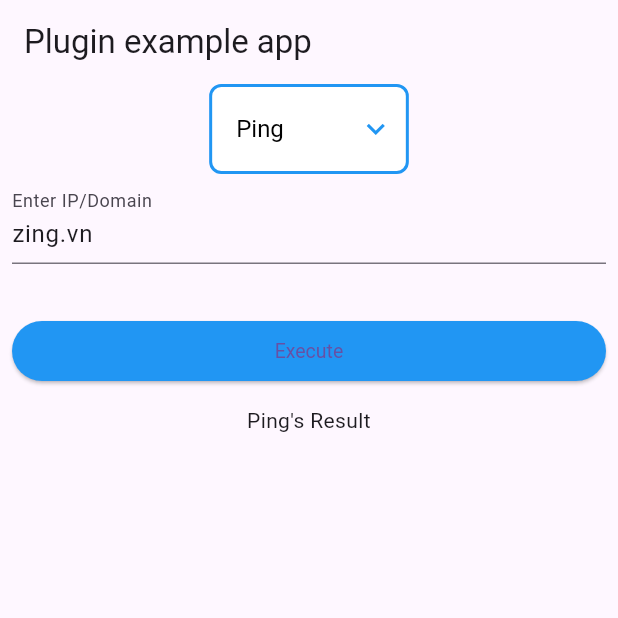
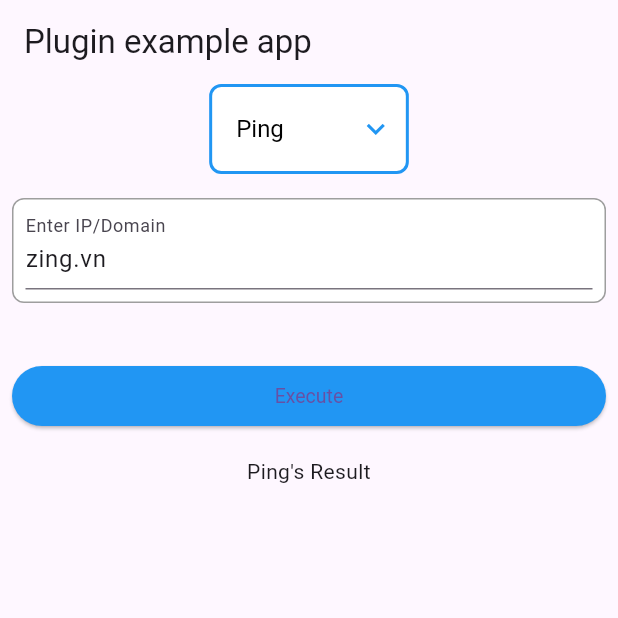
Before and after one commit to nghxxbxnhmx/ptnet_flutter_testapp, a Flutter app: the screen it shows after launch, after a tap on "Execute", on a phone screen of 412 x 824 dp, the top half of it. Run offline on Flutter 3.47's test engine with Material 3 defaults, Android fonts, the phone set to English and light mode, and no system bars; missing offline and left inert: ptnet_plugin.

Commit message:
AndroidManifest.xml - enableOnBackInvokedCallback="true" (UI help) dart - UI + portScan methodUsing

```diff
--- a/lib/main.dart
+++ b/lib/main.dart
@@ -4,6 +4,7 @@ import 'package:ptnet_plugin/data.dart';
 import 'dart:async';
 
 import 'package:ptnet_plugin/ptnet_plugin.dart';
+
 void main() {
   runApp(const MyApp());
 }
@@ -20,32 +21,23 @@ class _MyAppState extends State<MyApp> {
   final _ptnetPlugin = PtnetPlugin();
 
   // Controller - UI
-  final inputTTL = TextEditingController();
   final inputServer = TextEditingController();
   final inputAddress = TextEditingController();
-  final inputPortEnd = TextEditingController();
-  final inputPortStart = TextEditingController();
-  var enableTTL = false;
   var visibleTTL = false;
-  var enableServer = false;
   var visibleServer = false;
-  var enablePort = false;
   var visiblePort = false;
   var visibleProgress = false;
-  var executeEnable = true;
-  var editEnable = true;
+  var executeEnable = false;
+  var editEnable = false;
+  var timeLabel = false;
 
   // Unchanged Values
   final int _initTTL = -1;
   final _initAddress = 'zing.vn';
-  final int _startPort = 1;
+
   final String _dnsServer = "8.8.8.8";
 
   // Changed Values
-  int _currentPort = 1;
-  int _endPort = 1023;
-
-  // DropdownList
   String actionValue = 'Ping';
   var actionValues = [
     'Ping',
@@ -54,6 +46,15 @@ class _MyAppState extends State<MyApp> {
     'PortScan',
     'TraceRoute'
   ];
+  final ValueNotifier<int?> selectedTTL = ValueNotifier<int?>(null);
+  final ValueNotifier<int?> selectedPortType = ValueNotifier<int?>(null);
+
+  @override
+  void dispose() {
+    selectedTTL.dispose(); // Don't forget to dispose of the ValueNotifier
+    selectedPortType.dispose();
+    super.dispose();
+  }
 
   @override
   void initState() {
@@ -65,47 +66,28 @@ class _MyAppState extends State<MyApp> {
     inputAddress.text = _initAddress;
     _result = "";
     executeEnable = true;
+    selectedTTL.value = 1;
+    selectedPortType.value = 0;
     setState(() {
+      visibleTTL = false;
+      visiblePort = false;
+      visibleServer = false;
+      visibleProgress = false;
       switch (actionValue) {
-        case "TraceRoute":
-          enableTTL = true;
-          visibleTTL = true;
-          enableServer = false;
-          visibleServer = false;
-          enablePort = false;
-          visiblePort = false;
-          visibleProgress = false;
-          inputTTL.text = "$_initTTL";
-          break;
         case "DnsLookup":
-          enableTTL = false;
-          visibleTTL = false;
-          enableServer = true;
           visibleServer = true;
-          enablePort = false;
-          visiblePort = false;
-          visibleProgress = false;
-          inputServer.text = "$_dnsServer";
           break;
         case "PortScan":
-          enableTTL = false;
-          visibleTTL = false;
-          enableServer = false;
-          visibleServer = false;
-          enablePort = true;
+          visibleTTL = true;
           visiblePort = true;
-          visibleProgress = false;
-          inputPortStart.text = "$_startPort";
-          inputPortEnd.text = "$_endPort";
+          timeLabel = false;
+          break;
+        case "TraceRoute":
+          visibleTTL = true;
+          timeLabel = true;
           break;
         default:
-          enableTTL = false;
-          visibleTTL = false;
-          enableServer = false;
-          visibleServer = false;
-          enablePort = false;
-          visiblePort = false;
-          visibleProgress = false;
+          break;
       }
     });
   }
@@ -145,19 +127,19 @@ class _MyAppState extends State<MyApp> {
   }
 
   Future<void> pageLoadState() async {
-    // Start process  -------------------------------------------
-    setState(() {
-      _result = "";
-      executeEnable = false;
-      editEnable = false;
-    });
-
     String address =
         (inputAddress.text.isNotEmpty) ? inputAddress.text : _initAddress;
     PageLoadDTO pageLoadResult = PageLoadDTO(address: "", time: -1.0);
 
-    int time = 2;
+    int time = 10;
     String error = "";
+    // Start process  -------------------------------------------
+    setState(() {
+      _result = "";
+      editEnable = false;
+      executeEnable = false;
+      inputAddress.text = address;
+    });
     // Execute
     while (time > 0) {
       if (executeEnable) {
@@ -167,7 +149,7 @@ class _MyAppState extends State<MyApp> {
           pageLoadResult = await _ptnetPlugin.getPageLoadResult(address) ??
               PageLoadDTO(address: "", time: -1.0);
         } on Exception catch (e) {
-          error = e.toString();
+          error = "Fail to get page load result";
         }
 
         setState(() {
@@ -185,6 +167,124 @@ class _MyAppState extends State<MyApp> {
     });
   }
 
+  Future<void> dnsLookupState() async {
+    List<AnswerDTO> dnsLookupResult = [];
+    String address =
+        (inputAddress.text.isNotEmpty) ? inputAddress.text : _initAddress;
+    String server =
+        (inputServer.text.isNotEmpty) ? inputServer.text : _initAddress;
+    String error = "";
+    // Start process  -------------------------------------------
+    setState(() {
+      _result = "";
+      executeEnable = false;
+      inputAddress.text = address;
+      inputServer.text = server;
+    });
+    // Execute
+    try {
+      dnsLookupResult =
+          await _ptnetPlugin.getDnsLookupResult(address, server) ?? [];
+    } on Exception {
+      error = "Fail to get page load result";
+    }
+
+    if (!mounted) return;
+    // End process   -------------------------------------------
+    setState(() {
+      for (var element in dnsLookupResult) {
+        _result += "$element\n";
+      }
+      executeEnable = true;
+    });
+  }
+
+  int _currentPort = 0;
+  int _endPort = 0;
+  int _rootPort = 0;
+
+  void selectedPortRange() {
+    int portType = int.tryParse(selectedPortType.value.toString()) ?? 1;
+    switch (portType) {
+      case 0:
+        _currentPort = 1;
+        _endPort = 1023;
+        break;
+      case 1:
+        _currentPort = 1024;
+        _endPort = 49151;
+        break;
+      case 2:
+        _currentPort = 49152;
+        _endPort = 65565;
+        break;
+      default:
+        _currentPort = 1;
+        _endPort = 65565;
+        break;
+    }
+    _rootPort = _currentPort;
+  }
+
+  Future<void> portScanState() async {
+    String address =
+        (inputAddress.text.isNotEmpty) ? inputAddress.text : _initAddress;
+    int timeout = int.tryParse(selectedTTL.value.toString()) ?? 1;
+    selectedPortRange();
+
+    String error = "";
+    // Start process  -------------------------------------------
+    setState(() {
+      _result = "";
+      executeEnable = false;
+      visibleProgress = true;
+      inputAddress.text = address;
+    });
+    // Execute
+    for (var port = _rootPort; port <= _endPort; port++) {
+      if (!executeEnable) {
+        try {
+          PortDTO portDTO =
+              await _ptnetPlugin.getPortScanResult(address, port, timeout) ??
+                  PortDTO(address: "", port: -1, open: false);
+          setState(() {
+            if (portDTO.port != -1 && portDTO.open) {
+              _result += "$portDTO\n";
+            }
+            _currentPort = port;
+          });
+        } on Exception {
+          error = "Fail to get port scan result";
+        }
+      }
+    }
+
+    // End process   -------------------------------------------
+    if (!mounted) return;
+    setState(() {
+      executeEnable = true;
+      if (_currentPort == _endPort) {
+        visibleProgress = false;
+      }
+    });
+  }
+
+  Future<void> traceRouteState() async {
+    // Start process  -------------------------------------------
+    setState(() {
+      _result = "";
+      executeEnable = false;
+    });
+    // Execute
+
+    // End process   -------------------------------------------
+    if (!mounted) return;
+    setState(() {
+      _result = "Traceroute Result nek";
+      executeEnable = true;
+    });
+  }
+
   void callState(String act) {
     switch (act) {
       case "Ping":
@@ -194,13 +294,12 @@ class _MyAppState extends State<MyApp> {
         pageLoadState();
         break;
       case "DnsLookup":
-        // dnsLookupState();
+        dnsLookupState();
+      case "TraceRoute":
+        traceRouteState();
         break;
       case "PortScan":
-        // portScanState();
-        break;
-      case "TraceRoute":
-        // traceRouteState();
+        portScanState();
         break;
       default:
         break;
@@ -234,37 +333,37 @@ class _MyAppState extends State<MyApp> {
           child: Column(
             children: [
               CustomDropdownButton(
-                executeEnable: executeEnable,
+                enabled: executeEnable,
                 actionValue: actionValue,
                 actionValues: actionValues,
                 onChanged: onChanged,
               ),
-              IpForm(controller: inputAddress),
-              TTLForm(
-                  visible: visibleTTL,
-                  enabled: enableTTL,
-                  controller: inputTTL),
+              IpForm(controller: inputAddress, enabled: executeEnable),
               DNSServerForm(
                   visible: visibleServer,
-                  enabled: enableServer,
+                  enabled: executeEnable,
                   inputServer: inputServer),
               PortRangeForm(
                   visible: visiblePort,
-                  enabled: enablePort,
-                  editEnable: editEnable,
-                  inputPortStart: inputPortStart,
-                  inputPortEnd: inputPortEnd),
+                  enabled: executeEnable,
+                  selectedPortType: selectedPortType),
+              TTLForm(
+                visible: visibleTTL,
+                enabled: executeEnable,
+                label: timeLabel,
+                selectedValue: selectedTTL,
+              ),
               const SizedBox(height: 30),
               ExecuteButton(
-                  executeEnable: executeEnable,
+                  enabled: executeEnable,
                   actionValue: actionValue,
                   onPressed: callState,
                   stopPressed: stopExecute),
               const SizedBox(height: 12),
               CustomResultWidget(
                 visibleProgress: visibleProgress,
-                currentPort: _currentPort,
-                endPort: _endPort,
+                currentPort: _currentPort - _rootPort + 1,
+                endPort: _endPort - _rootPort + 1,
                 actionValue: actionValue,
                 result: _result,
               ),
--- a/lib/widget.dart
+++ b/lib/widget.dart
@@ -2,30 +2,30 @@ import 'package:flutter/material.dart';
 import 'package:flutter/services.dart';
 
 class CustomDropdownButton extends StatelessWidget {
-  final bool executeEnable;
+  final bool enabled;
   final String actionValue;
   final List<String> actionValues;
   final void Function(String?) onChanged;
 
   const CustomDropdownButton({
-    Key? key,
-    required this.executeEnable,
+    super.key,
+    required this.enabled,
     required this.actionValue,
     required this.actionValues,
     required this.onChanged,
-  }) : super(key: key);
+  });
 
   @override
   Widget build(BuildContext context) {
     return Builder(builder: (BuildContext context) {
       return IgnorePointer(
-        ignoring: !executeEnable,
+        ignoring: !enabled,
         child: Container(
           decoration: BoxDecoration(
-            color: executeEnable ? Colors.white : Colors.grey[200],
+            color: enabled ? Colors.white : Colors.grey[200],
             borderRadius: BorderRadius.circular(8.0),
             border: Border.all(
-              color: executeEnable ? Colors.blue : Colors.grey[400]!,
+              color: enabled ? Colors.blue : Colors.grey[400]!,
               width: 2.0,
             ),
           ),
@@ -34,21 +34,21 @@ class CustomDropdownButton extends StatelessWidget {
             padding: const EdgeInsets.only(
                 left: 16.0, top: 4.0, bottom: 4.0, right: 8.0),
             icon: Icon(Icons.keyboard_arrow_down,
-                color: executeEnable ? Colors.blue : Colors.grey[400]),
+                color: enabled ? Colors.blue : Colors.grey[400]),
             items: actionValues.map((String items) {
               return DropdownMenuItem<String>(
                 value: items,
                 child: Text(
                   items,
                   style: TextStyle(
-                    color: executeEnable ? Colors.black : Colors.grey[600],
+                    color: enabled ? Colors.black : Colors.grey[600],
                   ),
                 ),
               );
             }).toList(),
             onChanged: onChanged,
             style: TextStyle(
-              color: executeEnable ? Colors.black : Colors.grey[600],
+              color: enabled ? Colors.black : Colors.grey[600],
               fontSize: 16.0,
             ),
             underline: Container(),
@@ -60,23 +60,35 @@ class CustomDropdownButton extends StatelessWidget {
 }
 
 class IpForm extends StatelessWidget {
+  final bool enabled;
   final TextEditingController controller;
 
-  const IpForm({
-    Key? key,
-    required this.controller,
-  }) : super(key: key);
+  const IpForm({super.key, required this.controller, required this.enabled});
 
   @override
   Widget build(BuildContext context) {
-    return Padding(
-      padding: const EdgeInsets.symmetric(horizontal: 8, vertical: 4),
+    return IgnorePointer(
+      ignoring: !enabled,
+      child: Container(
+        margin: const EdgeInsets.only(top: 16, bottom: 8, left: 8, right: 8),
+        decoration: BoxDecoration(
+          color: enabled ? Colors.white : Colors.grey[200],
+          borderRadius: BorderRadius.circular(8.0),
+          border: Border.all(
+            color: enabled ? Colors.grey : Colors.grey[400]!,
+            width: 1.0,
+          ),
+        ),
+        child: Padding(
+          padding: const EdgeInsets.only(left: 8, right: 8, top: 4, bottom: 8),
           child: TextFormField(
             decoration: const InputDecoration(
               border: UnderlineInputBorder(),
               labelText: 'Enter IP/Domain',
             ),
             controller: controller,
+          ),
+        ),
       ),
     );
   }
@@ -85,116 +97,127 @@ class IpForm extends StatelessWidget {
 class TTLForm extends StatelessWidget {
   final bool visible;
   final bool enabled;
-  final TextEditingController controller;
+  final bool label;
+  final ValueNotifier<int?> selectedValue;
 
   const TTLForm({
-    Key? key,
+    super.key, // Adding Key? key parameter
     required this.visible,
     required this.enabled,
-    required this.controller,
-  }) : super(key: key);
+    required this.label,
+    required this.selectedValue,
+  }); // Passing key to super constructor
 
   @override
   Widget build(BuildContext context) {
-    return Visibility(
+    // Generating a list of dropdown menu items from 0 to 100
+    final List<DropdownMenuItem<int>> dropdownItems = List.generate(
+      500,
+      (int index) => DropdownMenuItem<int>(
+        value: index + 1,
+        child: Text('${index + 1}'),
+      ),
+    );
+
+    return Builder(builder: (BuildContext context) {
+      return IgnorePointer(
+        ignoring: !enabled,
+        child: Visibility(
           visible: visible,
+          child: Container(
+            margin: const EdgeInsets.symmetric(horizontal: 8, vertical: 2),
+            decoration: BoxDecoration(
+              color: enabled ? Colors.white : Colors.grey[200],
+              borderRadius: BorderRadius.circular(8.0),
+              border: Border.all(
+                color: enabled ? Colors.grey : Colors.grey[400]!,
+                width: 1.0,
+              ),
+            ),
             child: Padding(
-        padding: const EdgeInsets.symmetric(horizontal: 8, vertical: 0),
-        child: TextFormField(
-          decoration: const InputDecoration(
-            border: UnderlineInputBorder(),
-            labelText: 'Time-to-live (ttl)',
+              padding: const EdgeInsets.symmetric(horizontal: 8, vertical: 4),
+              child: DropdownButtonFormField<int>(
+                decoration: InputDecoration(
+                  // Removed 'const' from InputDecoration
+                  border: InputBorder.none,
+                  labelText: label ? "Time-to-live" : "Timeout",
                 ),
-          keyboardType: TextInputType.number,
-          inputFormatters: <TextInputFormatter>[
-            FilteringTextInputFormatter.digitsOnly
-          ],
-          enabled: enabled,
-          controller: controller,
+                value: selectedValue.value,
+                items: dropdownItems,
+                onChanged: enabled
+                    ? (int? newValue) {
+                        selectedValue.value = newValue;
+                      }
+                    : null,
+              ),
+            ),
           ),
         ),
       );
+    });
   }
 }
 
 class PortRangeForm extends StatelessWidget {
   final bool visible;
   final bool enabled;
-  final bool editEnable;
-  final TextEditingController inputPortStart;
-  final TextEditingController inputPortEnd;
+  final ValueNotifier<int?> selectedPortType;
 
   const PortRangeForm({
-    Key? key,
+    super.key,
     required this.visible,
     required this.enabled,
-    required this.editEnable,
-    required this.inputPortStart,
-    required this.inputPortEnd,
-  }) : super(key: key);
+    required this.selectedPortType,
+  });
 
   @override
   Widget build(BuildContext context) {
-    return Visibility(
+    final List<String> portRangeOptionsDisplay = [
+      'Well-Known Port: 0 - 1023',
+      'Registered Port: 1024 - 49151',
+      'Dynamic Port: 49152 - 65565',
+    ];
+
+    final List<int> portRangeOptions = [
+      0,
+      1,
+      2
+    ]; // Corresponding integer values
+
+    return IgnorePointer(
+      ignoring: !enabled,
+      child: Visibility(
         visible: visible,
-      child: Padding(
-        padding: const EdgeInsets.symmetric(horizontal: 8, vertical: 0),
-        child: IgnorePointer(
-          ignoring: !editEnable,
-          child: Row(
-            children: [
-              Expanded(
         child: Container(
-                  padding: const EdgeInsets.symmetric(horizontal: 8.0),
+          margin: const EdgeInsets.symmetric(horizontal: 8, vertical: 2),
           decoration: BoxDecoration(
-                    color: editEnable ? Colors.white : Colors.grey[200],
+            color: enabled ? Colors.white : Colors.grey[200],
+            borderRadius: BorderRadius.circular(8.0),
             border: Border.all(
-                      color: Colors.grey[400]!,
+              color: enabled ? Colors.grey : Colors.grey[400]!,
               width: 1.0,
             ),
-                    borderRadius: BorderRadius.circular(4.0),
           ),
-                  child: TextFormField(
+          child: Padding(
+            padding: const EdgeInsets.symmetric(horizontal: 8, vertical: 4),
+            child: DropdownButtonFormField<int>(
               decoration: const InputDecoration(
                 border: InputBorder.none,
-                      labelText: 'Start',
+                labelText: 'Port Range',
               ),
-                    keyboardType: TextInputType.number,
-                    inputFormatters: <TextInputFormatter>[
-                      FilteringTextInputFormatter.digitsOnly
-                    ],
-                    enabled: enabled,
-                    controller: inputPortStart,
+              value: selectedPortType.value,
+              items: portRangeOptions.map((int value) {
+                return DropdownMenuItem<int>(
+                  value: value,
+                  child: Text(portRangeOptionsDisplay[value]),
+                );
+              }).toList(),
+              onChanged: enabled
+                  ? (int? newValue) {
+                      selectedPortType.value = newValue;
+                    }
+                  : null,
             ),
-                ),
-              ),
-              const SizedBox(width: 8.0),
-              Expanded(
-                child: Container(
-                  padding: const EdgeInsets.symmetric(horizontal: 8.0),
-                  decoration: BoxDecoration(
-                    color: editEnable ? Colors.white : Colors.grey[200],
-                    border: Border.all(
-                      color: Colors.grey[400]!,
-                      width: 1.0,
-                    ),
-                    borderRadius: BorderRadius.circular(4.0),
-                  ),
-                  child: TextFormField(
-                    decoration: const InputDecoration(
-                      border: InputBorder.none,
-                      labelText: 'End',
-                    ),
-                    keyboardType: TextInputType.number,
-                    inputFormatters: <TextInputFormatter>[
-                      FilteringTextInputFormatter.digitsOnly
-                    ],
-                    enabled: enabled,
-                    controller: inputPortEnd,
-                  ),
-                ),
-              ),
-            ],
           ),
         ),
       ),
@@ -208,11 +231,11 @@ class DNSServerForm extends StatelessWidget {
   final TextEditingController inputServer;
 
   const DNSServerForm({
-    Key? key,
+    super.key,
     required this.visible,
     required this.enabled,
     required this.inputServer,
-  }) : super(key: key);
+  });
 
   @override
   Widget build(BuildContext context) {
@@ -234,18 +257,18 @@ class DNSServerForm extends StatelessWidget {
 }
 
 class ExecuteButton extends StatelessWidget {
-  final bool executeEnable;
+  final bool enabled;
   final String actionValue;
   final void Function(String) onPressed;
   final void Function(String?) stopPressed;
 
   const ExecuteButton({
-    Key? key,
-    required this.executeEnable,
+    super.key,
+    required this.enabled,
     required this.actionValue,
     required this.onPressed,
     required this.stopPressed,
-  }) : super(key: key);
+  });
 
   @override
   Widget build(BuildContext context) {
@@ -254,26 +277,24 @@ class ExecuteButton extends StatelessWidget {
           padding: const EdgeInsets.symmetric(horizontal: 8, vertical: 0),
           child: Row(children: [
             Visibility(
-              visible: executeEnable,
+              visible: enabled,
               child: Expanded(
                 child: ElevatedButton(
                   style: ElevatedButton.styleFrom(
-                    backgroundColor:
-                        executeEnable ? Colors.blue : Colors.grey[400],
+                    backgroundColor: enabled ? Colors.blue : Colors.grey[400],
                     textStyle: TextStyle(
-                      color: executeEnable ? Colors.black : Colors.white,
+                      color: enabled ? Colors.black : Colors.white,
                       fontSize: 13,
                       fontStyle: FontStyle.normal,
                     ),
                   ),
-                  onPressed:
-                      executeEnable ? () => onPressed(actionValue) : null,
+                  onPressed: enabled ? () => onPressed(actionValue) : null,
                   child: const Text('Execute'),
                 ),
               ),
             ),
             Visibility(
-                visible: !executeEnable,
+                visible: !enabled,
                 child: Expanded(
                   child: ElevatedButton(
                     style: ElevatedButton.styleFrom(
@@ -284,7 +305,7 @@ class ExecuteButton extends StatelessWidget {
                         fontStyle: FontStyle.normal,
                       ),
                     ),
-                    onPressed: !executeEnable ? () => stopPressed("") : null,
+                    onPressed: !enabled ? () => stopPressed("") : null,
                     child: const Text('Stop'),
                   ),
                 ))
@@ -301,13 +322,13 @@ class CustomResultWidget extends StatelessWidget {
   final String result;
 
   const CustomResultWidget({
-    Key? key,
+    super.key,
     required this.visibleProgress,
     required this.currentPort,
     required this.endPort,
     required this.actionValue,
     required this.result,
-  }) : super(key: key);
+  });
 
   @override
   Widget build(BuildContext context) {
@@ -323,7 +344,8 @@ class CustomResultWidget extends StatelessWidget {
                   child: LinearProgressIndicator(
                     value: currentPort / endPort, // Calculate progress value
                     backgroundColor: Colors.grey[300],
-                  valueColor: const AlwaysStoppedAnimation<Color>(Colors.blue),
+                    valueColor:
+                        const AlwaysStoppedAnimation<Color>(Colors.blue),
                   ),
                 ),
                 const SizedBox(height: 10.0),
@@ -336,13 +358,13 @@ class CustomResultWidget extends StatelessWidget {
             ),
           ),
           Padding(
-          padding: const EdgeInsets.symmetric(horizontal: 8, vertical: 0),
+            padding:
+                const EdgeInsets.only(left: 8, right: 8, top: 4, bottom: 8),
             child: Text(
               "$actionValue's Result\n$result",
               textAlign: TextAlign.center,
             ),
-        ),
-      ],
-    );
+          )
+        ]);
   }
 }
```
Also changed, not shown: 1 other file. Lines whose indentation alone changed are shown as unchanged.
